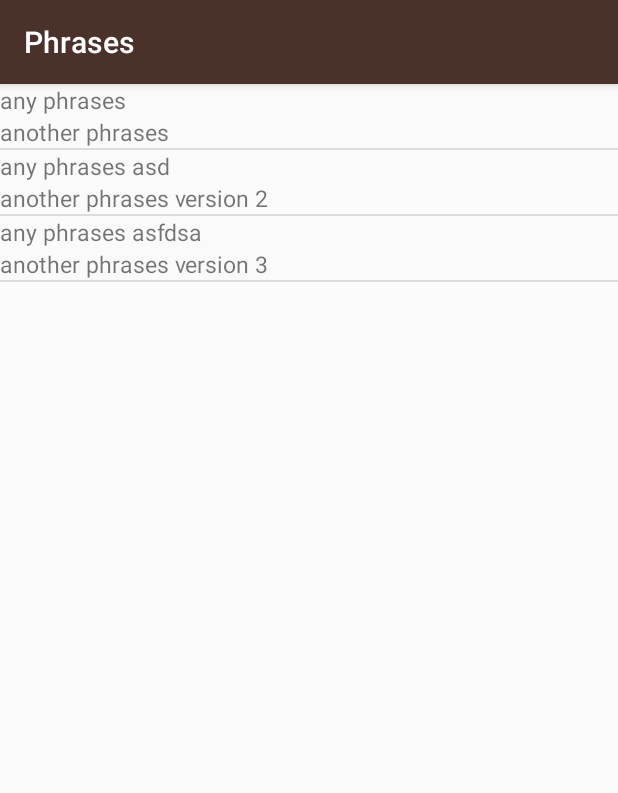
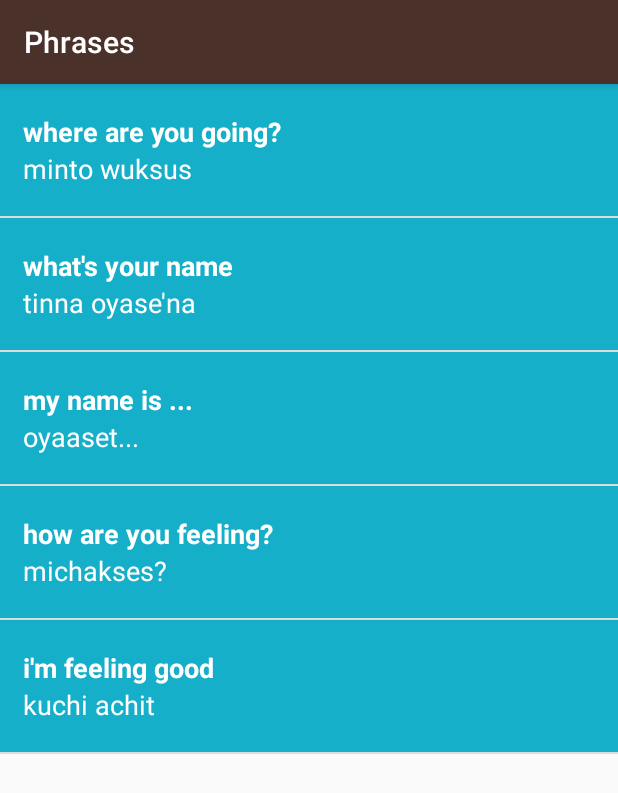
Before and after one commit to Bad-lion/miWok, an Android app: the screen it shows after launch (PhrasesActivity), after a tap on "Phrases", on a phone screen of 412 x 824 dp. Shown: the top 793 px of the screen. Run offline under Robolectric (Android 15) with nearby library versions, the phone set to English and light mode, and no system bars.

Commit message:
test 12.10

```diff
--- a/app/src/main/java/com/example/miwok/MainActivity.kt
+++ b/app/src/main/java/com/example/miwok/MainActivity.kt
@@ -36,6 +36,11 @@ class MainActivity : AppCompatActivity() {
             startActivity(Intent (this, PhrasesActivity::class.java))
         }
 
+        val testActivity: TextView = findViewById(R.id.test)
+        testActivity.setOnClickListener{
+            startActivity(Intent (this, TestActivity::class.java))
+        }
+
     }
 
 }
--- a/app/src/main/java/com/example/miwok/PhrasesActivity.kt
+++ b/app/src/main/java/com/example/miwok/PhrasesActivity.kt
@@ -13,9 +13,11 @@ class PhrasesActivity : AppCompatActivity() {
 
         var lst = mutableListOf<examp>()
 
-        lst.add(examp("any phrases", "another phrases"))
-        lst.add(examp("any phrases asd", "another phrases version 2"))
-        lst.add(examp("any phrases asfdsa", "another phrases version 3"))
+        lst.add(examp("where are you going?", "minto wuksus"))
+        lst.add(examp("what's your name", "tinna oyase'na"))
+        lst.add(examp("my name is ...", "oyaaset..."))
+        lst.add(examp("how are you feeling?", "michakses?"))
+        lst.add(examp("i'm feeling good", "kuchi achit"))
 
 
 
--- a/app/src/main/java/com/example/miwok/word.kt
+++ b/app/src/main/java/com/example/miwok/word.kt
@@ -1,6 +1,8 @@
 package com.example.miwok
 
-class word(val english: String, val miwok: String,val img: Int) {
+import android.media.MediaPlayer
+
+class word(val english: String, val miwok: String,val img: Int, val aud: Int) {
 
 
 }
--- a/app/src/main/res/layout/activity_main.xml
+++ b/app/src/main/res/layout/activity_main.xml
@@ -31,5 +31,11 @@
         android:background="@color/category_phrases"
         android:text="@string/category_phrases" />
 
+    <TextView
+        android:id="@+id/test"
+        style="@style/CategoryStyle"
+        android:background="@android:color/black"
+        android:text="TEST" />
+
 
 </LinearLayout>
--- a/app/src/main/res/layout/list_item_for_phrases.xml
+++ b/app/src/main/res/layout/list_item_for_phrases.xml
@@ -1,27 +1,33 @@
 <?xml version="1.0" encoding="utf-8"?>
-<androidx.constraintlayout.widget.ConstraintLayout xmlns:android="http://schemas.android.com/apk/res/android"
+<LinearLayout xmlns:tools="http://schemas.android.com/tools"
+    xmlns:android="http://schemas.android.com/apk/res/android"
+    android:id="@+id/phrasesListitem"
     android:layout_width="match_parent"
-    android:layout_height="match_parent">
+    android:layout_height="wrap_content"
+    android:paddingLeft="15dp"
+    android:minHeight="@dimen/list_item_height"
+    android:background="@color/category_phrases"
+    android:orientation="vertical">
 
-    <LinearLayout
-        android:layout_width="match_parent"
-        android:layout_height="match_parent"
-        android:orientation="vertical">
 
         <TextView
             android:id="@+id/onEnglish"
             android:layout_width="match_parent"
-            android:layout_height="wrap_content"
-            android:text="3124"
-            android:textSize="15sp" />
+            android:layout_height="0dp"
+            android:gravity="bottom"
+            android:layout_weight="1"
+            android:textAppearance="?android:textAppearanceMedium"
+            android:textColor="@android:color/white"
+            android:textStyle="bold" />
 
         <TextView
             android:id="@+id/onMiwok"
             android:layout_width="match_parent"
-            android:layout_height="wrap_content"
-            android:text="sadaf"
-            android:textSize="15sp" />
-    </LinearLayout>
+            android:layout_height="0dp"
+            android:gravity="top"
+            android:layout_weight="1"
+            android:textAppearance="?android:textAppearanceMedium"
+            android:textColor="@android:color/white"
+ />
 
-
-</androidx.constraintlayout.widget.ConstraintLayout>
+</LinearLayout>
```
Also changed, not shown: app/src/main/AndroidManifest.xml (+11 -11 lines), app/src/main/java/com/example/miwok/ColorsActivity.kt (+9 -9 lines), app/src/main/java/com/example/miwok/FamilyActivity.kt (+11 -11 lines), app/src/main/java/com/example/miwok/NumbersActivity.kt (+13 -11 lines), app/src/main/java/com/example/miwok/TestActivity.kt (added, +56 -0 lines), app/src/main/java/com/example/miwok/myAdapter.kt (+33 -8 lines), app/src/main/res/layout/activity_test.xml (added, +53 -0 lines), app/src/main/res/layout/list_item.xml (+1 -6 lines).
